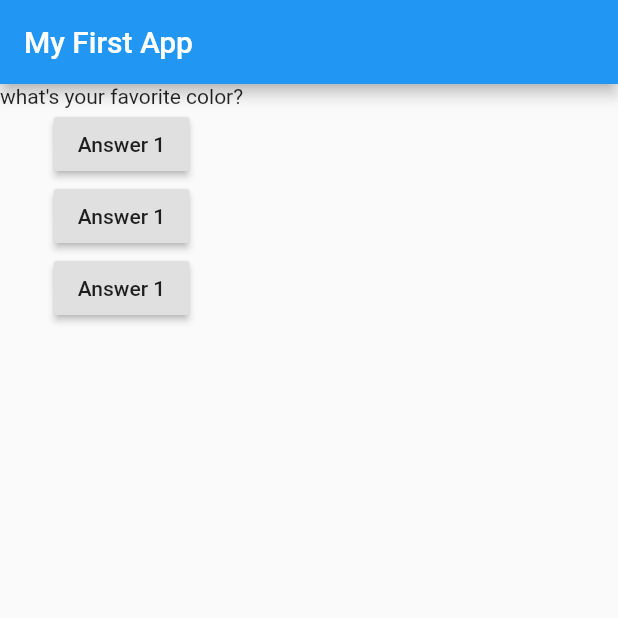
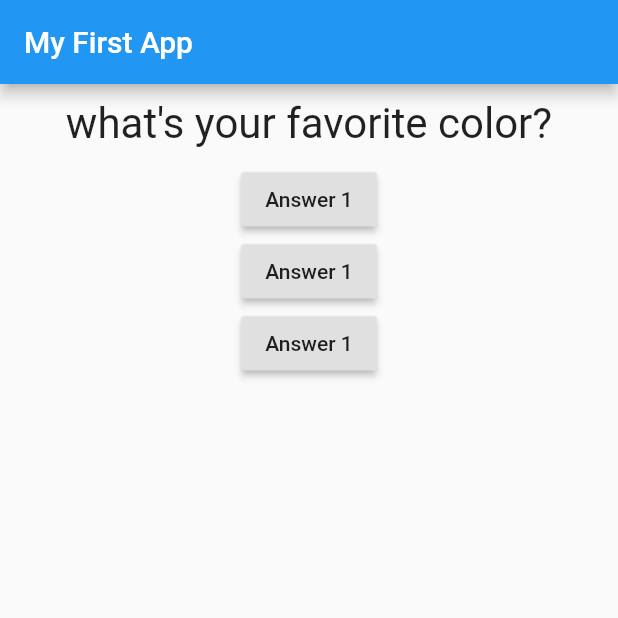
Before and after one commit to yoojh9/learn-flutter-dart, a Flutter app: the screen it shows after launch, on a phone screen of 412 x 824 dp, the top half of it. Run offline on Flutter 3.47's test engine with Material 2 defaults, Android fonts, the phone set to English and light mode, and no system bars.

```diff
--- a/flutter_complete_guide/lib/question.dart
+++ b/flutter_complete_guide/lib/question.dart
@@ -7,7 +7,14 @@ class Question extends StatelessWidget {
 
   @override
   Widget build(BuildContext context) {
-
-    return Text(questionText);
+    return Container(
+      margin: EdgeInsets.all(10),
+      width: double.infinity,
+        child: Text(
+            questionText,
+            style: TextStyle(fontSize: 28),
+            textAlign: TextAlign.center
+        )
+    );
   }
 }
```
Also changed, not shown: flutter_complete_guide/images/container.png (added), 1 other file.
